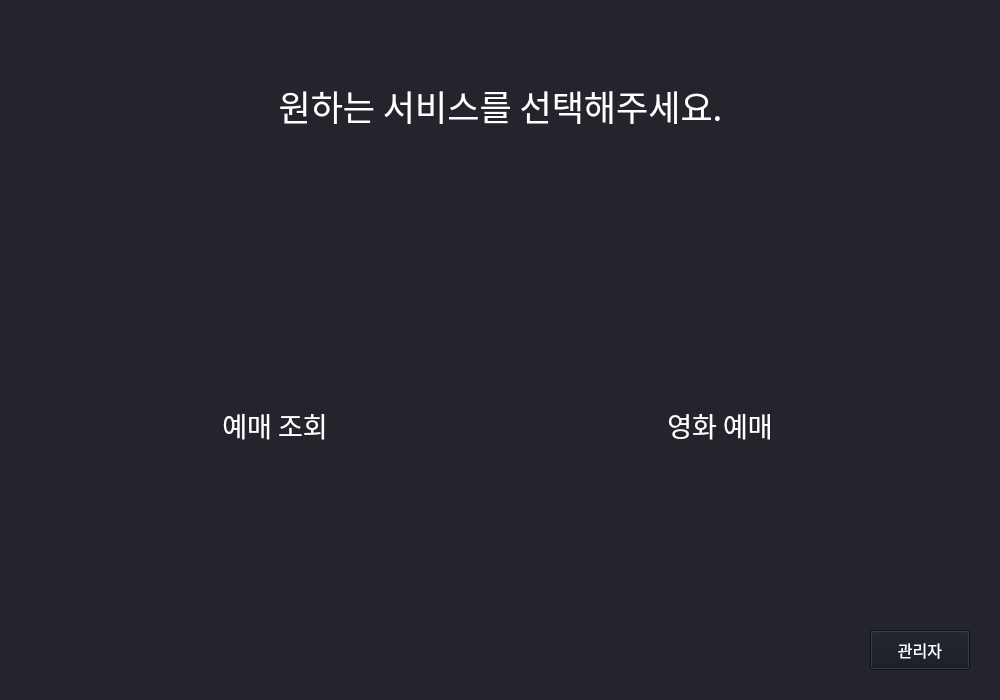
This is ui/mainpage.ui in 2sseong/mini_project_2025-03 as Qt 5 draws it before an edit. The edited form follows.
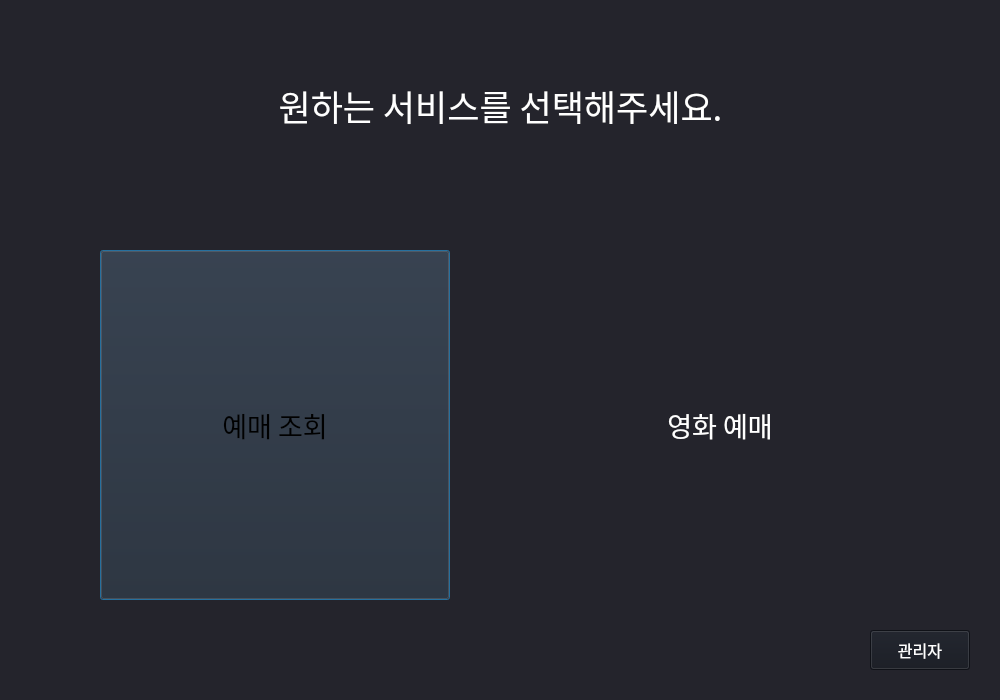
This is the edited form.

The edit to the form file:
```diff
--- a/ui/mainpage.ui
+++ b/ui/mainpage.ui
@@ -31,6 +31,9 @@
   <property name="windowTitle">
    <string>Dialog</string>
   </property>
+  <property name="layoutDirection">
+   <enum>Qt::LeftToRight</enum>
+  </property>
   <property name="styleSheet">
    <string notr="true">background:#24242C;</string>
   </property>
@@ -77,6 +80,9 @@
      <pointsize>20</pointsize>
     </font>
    </property>
+   <property name="layoutDirection">
+    <enum>Qt::LeftToRight</enum>
+   </property>
    <property name="styleSheet">
     <string notr="true">background: qlineargradient(
                     x1: 0, y1: 0, x2: 0, y2: 1,
@@ -84,7 +90,11 @@
                     stop: 1 #2C2F3F
                 );
 color: white;
-border-radius: 6px;</string>
+border-radius: 6px;
+text-align: center;
+QPushButton::icon {
+            padding-bottom: 5px; /* 텍스트와 아이콘 간격 조정 */
+        }</string>
    </property>
    <property name="text">
     <string>예매 조회</string>
```
